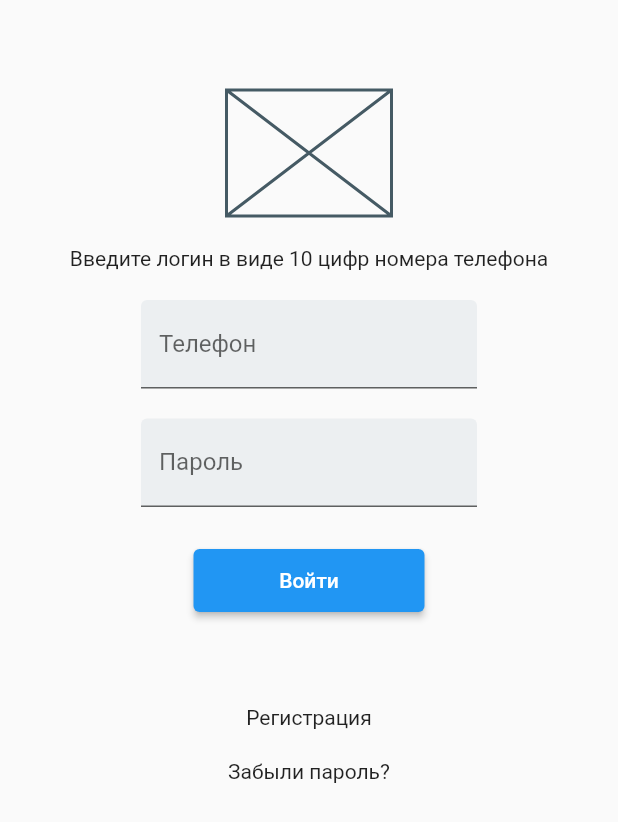
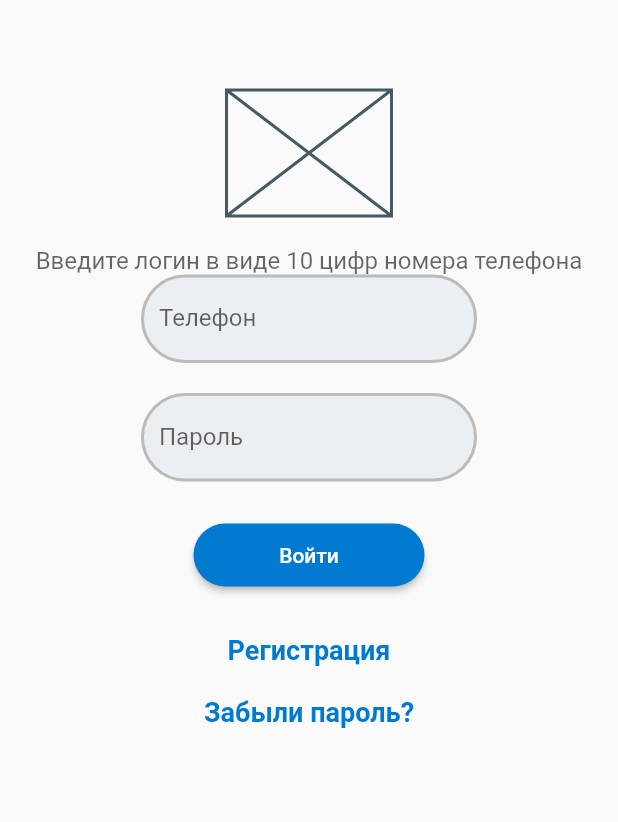
Before and after one commit to Radik002/auth_page, a Flutter app: the screen it shows after launch, on a phone screen of 412 x 824 dp. Shown: the top 822 px of the screen. Run offline on Flutter 3.47's test engine with Material 2 defaults, Android fonts, the phone set to English and light mode, and no system bars.

Commit message:
Добавлена стилизация виджетов авторизации

```diff
--- a/lib/main.dart
+++ b/lib/main.dart
@@ -1,3 +1,4 @@
+import 'package:flutter/cupertino.dart';
 import 'package:flutter/material.dart';
 
 void main() {
@@ -10,6 +11,16 @@ class MyApp extends StatelessWidget {
   // This widget is the root of your application.
   @override
   Widget build(BuildContext context) {
+    const borderStyle = OutlineInputBorder(
+      borderRadius: BorderRadius.all(Radius.circular(36)),
+      borderSide: BorderSide(
+        color: const Color(0xFFbbbbbb), width: 2));
+    const linkTextStyle = TextStyle(
+        fontSize: 18,
+        fontWeight: FontWeight.bold,
+        color: Color(0xFF0079D0)
+    );
+
     return MaterialApp(
       home: Scaffold(
           body: Container(
@@ -18,34 +29,50 @@ class MyApp extends StatelessWidget {
               SizedBox(height: 60,),
               SizedBox(width: 110, height: 84, child: Placeholder(),),
               SizedBox(height: 20,),
-              Text('Введите логин в виде 10 цифр номера телефона'),
-              SizedBox(height: 20,),
+              Text('Введите логин в виде 10 цифр номера телефона',
+              style: TextStyle (fontSize: 16, color: Color.fromRGBO(0, 0, 0, 0.6)),),
               const SizedBox(width: 224,
                 child: TextField(
                   decoration: InputDecoration(
                     filled: true,
                     fillColor: Color(0xFFeceff1),
+                    enabledBorder: borderStyle,
+                    focusedBorder: borderStyle,
                     labelText: 'Телефон',
                   ),
                 ),
               ),
-              SizedBox(height: 20,),
+              SizedBox (height: 20,),
               const SizedBox(width: 224,
                 child: TextField(
                   obscureText: true,
                   decoration: InputDecoration(
                     filled: true,
                     fillColor: Color(0xFFeceff1),
+                    enabledBorder: borderStyle,
+                    focusedBorder: borderStyle,
                     labelText: 'Пароль',
                   ),
                 ),
               ),
               SizedBox(height: 28,),
-              SizedBox(width: 154,height: 42, child: ElevatedButton(onPressed: () {}, child: Text('Войти'))),
-              SizedBox(height: 62,),
-              InkWell(child: Text('Регистрация'),onTap: () {}),
+              SizedBox(width: 154,height: 42, child:
+               ElevatedButton(onPressed: () {},
+                   child: Text('Войти'),
+                 style: ElevatedButton.styleFrom(
+                   primary: Color(0xFF0079D0),
+                   shape: RoundedRectangleBorder(
+                     borderRadius: BorderRadius.circular(36.0),
+                   ),
+                 ),
+                 )
+              ),
+              SizedBox(height: 32,),
+              InkWell(child: const Text('Регистрация',style: linkTextStyle,),
+                  onTap: () {}),
               SizedBox(height: 20,),
-              InkWell(child: Text('Забыли пароль?'),onTap: () {}),
+              InkWell(child: Text('Забыли пароль?',style: linkTextStyle,),
+                  onTap: () {}),
             ],),
           )
       ),
```
